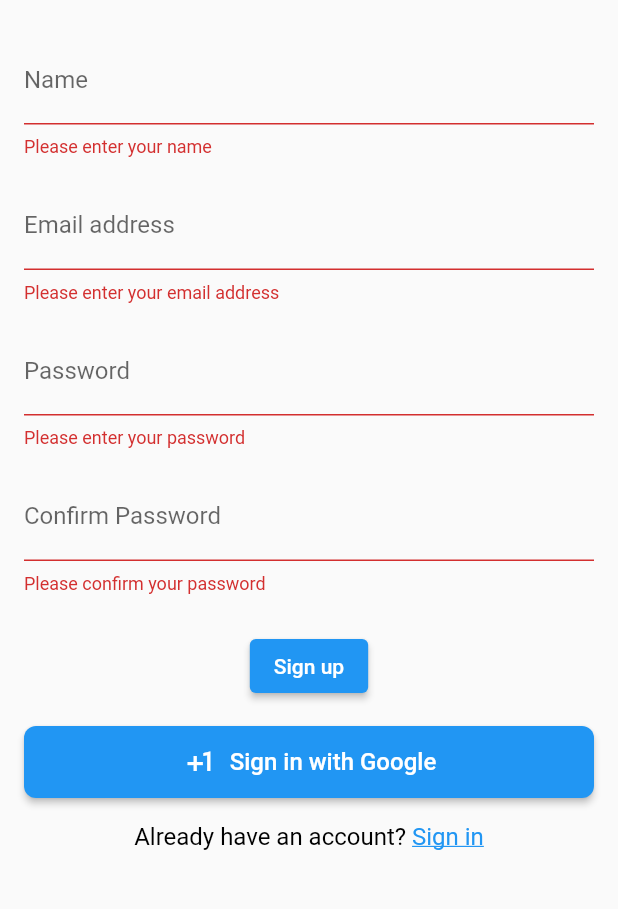
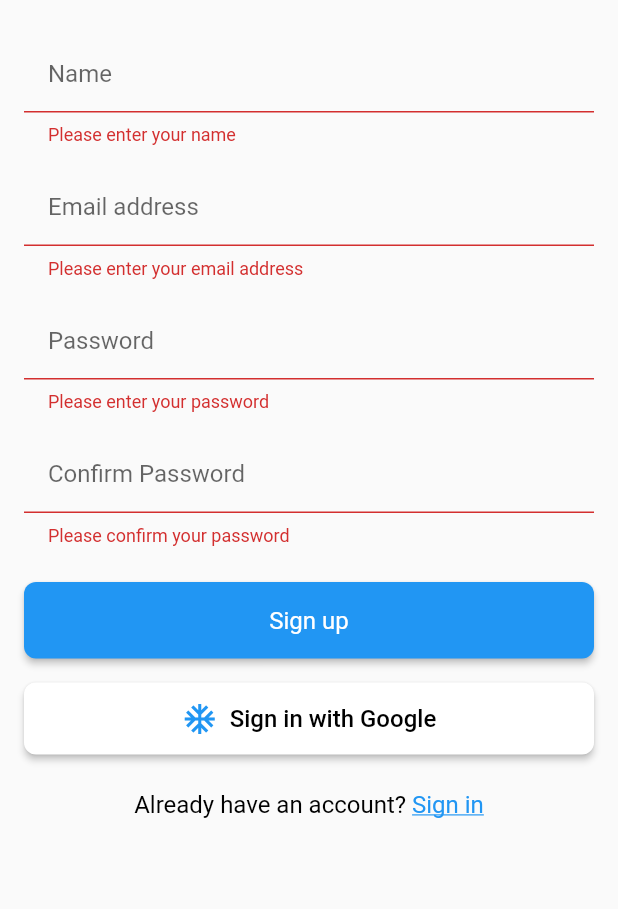
Before and after one commit to walid-hamdi/Comminq_mobile, a Flutter app: the RegisterView screen opened by its route, on a phone screen of 412 x 824 dp, the part 216-1125 px from its top. Run offline on Flutter 3.47's test engine with Material 2 defaults, Android fonts, the phone set to English and light mode, and no system bars; our stand-ins replace dio, flutter_dotenv, flutter_secure_storage, google_sign_in; accounts and stored records are empty.

Commit message:
Adjust login, register widgets

```diff
--- a/lib/views/auth/register/register_view.dart
+++ b/lib/views/auth/register/register_view.dart
@@ -24,7 +24,7 @@ class RegisterFormValues {
 }
 
 class RegisterView extends StatefulWidget {
-  const RegisterView({super.key});
+  const RegisterView({Key? key}) : super(key: key);
 
   @override
   createState() => _RegisterViewState();
@@ -72,7 +72,7 @@ class _RegisterViewState extends State<RegisterView> {
 
     userHttpService.register(data).then((response) {
       if (response.statusCode == 200) {
-        final Map<String, dynamic> result = extractFromResponse(response?.data);
+        final Map<String, dynamic> result = extractFromResponse(response.data);
         final String token = result['token'];
 
         if (token.isNotEmpty) {
@@ -117,6 +117,7 @@ class _RegisterViewState extends State<RegisterView> {
             autovalidateMode:
                 AutovalidateMode.always, // Enable continuous validation
             child: Column(
+              crossAxisAlignment: CrossAxisAlignment.stretch,
               children: [
                 const SizedBox(height: 100),
                 const Text(
@@ -127,7 +128,11 @@ class _RegisterViewState extends State<RegisterView> {
                 const SizedBox(height: 24),
                 TextFormField(
                   controller: _nameController,
-                  decoration: const InputDecoration(labelText: 'Name'),
+                  decoration: const InputDecoration(
+                    labelText: 'Name',
+                    contentPadding:
+                        EdgeInsets.symmetric(horizontal: 16.0, vertical: 8.0),
+                  ),
                   validator: (value) {
                     if (value == null || value.isEmpty) {
                       return 'Please enter your name';
@@ -139,7 +144,11 @@ class _RegisterViewState extends State<RegisterView> {
                 TextFormField(
                   controller: _emailController,
                   keyboardType: TextInputType.emailAddress,
-                  decoration: const InputDecoration(labelText: 'Email address'),
+                  decoration: const InputDecoration(
+                    labelText: 'Email address',
+                    contentPadding:
+                        EdgeInsets.symmetric(horizontal: 16.0, vertical: 8.0),
+                  ),
                   validator: (value) {
                     if (value == null || value.isEmpty) {
                       return 'Please enter your email address';
@@ -153,7 +162,11 @@ class _RegisterViewState extends State<RegisterView> {
                 TextFormField(
                   controller: _passwordController,
                   obscureText: true,
-                  decoration: const InputDecoration(labelText: 'Password'),
+                  decoration: const InputDecoration(
+                    labelText: 'Password',
+                    contentPadding:
+                        EdgeInsets.symmetric(horizontal: 16.0, vertical: 8.0),
+                  ),
                   validator: (value) {
                     if (value == null || value.isEmpty) {
                       return 'Please enter your password';
@@ -167,8 +180,11 @@ class _RegisterViewState extends State<RegisterView> {
                 TextFormField(
                   controller: _confirmPasswordController,
                   obscureText: true,
-                  decoration:
-                      const InputDecoration(labelText: 'Confirm Password'),
+                  decoration: const InputDecoration(
+                    labelText: 'Confirm Password',
+                    contentPadding:
+                        EdgeInsets.symmetric(horizontal: 16.0, vertical: 8.0),
+                  ),
                   validator: (value) {
                     if (value == null || value.isEmpty) {
                       return 'Please confirm your password';
@@ -182,10 +198,12 @@ class _RegisterViewState extends State<RegisterView> {
                 ElevatedButton(
                   onPressed: _submitForm,
                   style: ElevatedButton.styleFrom(
-                    backgroundColor: isLoading
-                        ? Colors.grey
-                        : Colors
-                            .blue, // Button color when not loading vs loading
+                    padding: const EdgeInsets.all(16.0),
+                    shape: RoundedRectangleBorder(
+                      borderRadius: BorderRadius.circular(8.0),
+                    ),
+                    backgroundColor: isLoading ? Colors.grey : Colors.blue,
+                    textStyle: const TextStyle(fontSize: 16),
                   ),
                   child: Stack(
                     alignment: Alignment.center,
@@ -203,8 +221,10 @@ class _RegisterViewState extends State<RegisterView> {
                 ),
                 const SizedBox(height: 16),
                 const GoogleButton(),
-                const SizedBox(height: 16),
-                RichText(
+                const SizedBox(height: 24),
+                Container(
+                  alignment: Alignment.center,
+                  child: RichText(
                     text: TextSpan(
                       text: 'Already have an account? ',
                       style: const TextStyle(fontSize: 16, color: Colors.black),
@@ -223,7 +243,8 @@ class _RegisterViewState extends State<RegisterView> {
                         ),
                       ],
                     ),
-                )
+                  ),
+                ),
               ],
             ),
           ),
--- a/lib/widgets/google_button/google_button.dart
+++ b/lib/widgets/google_button/google_button.dart
@@ -109,8 +109,8 @@ class _GoogleButtonState extends State<GoogleButton> {
     return ElevatedButton(
       onPressed: isLoading ? null : _handleButtonPress,
       style: ElevatedButton.styleFrom(
-        backgroundColor: Colors.blue, // Button color
-        foregroundColor: Colors.white, // Text color
+        backgroundColor: Colors.white, // Button color
+        foregroundColor: Colors.black, // Text color // Text color
         shape: RoundedRectangleBorder(
           borderRadius: BorderRadius.circular(8.0),
         ),
@@ -124,7 +124,7 @@ class _GoogleButtonState extends State<GoogleButton> {
             child: const Row(
               mainAxisAlignment: MainAxisAlignment.center,
               children: [
-                Icon(Icons.plus_one), // Google icon
+                Icon(Icons.ac_unit, color: Colors.blue),
                 SizedBox(width: 8.0),
                 Text(
                   'Sign in with Google',
```
Also changed, not shown: lib/views/auth/login/login_view.dart (+28 -11 lines), lib/views/home/home_view.dart (+154 -146 lines). Lines whose indentation alone changed are shown as unchanged.
